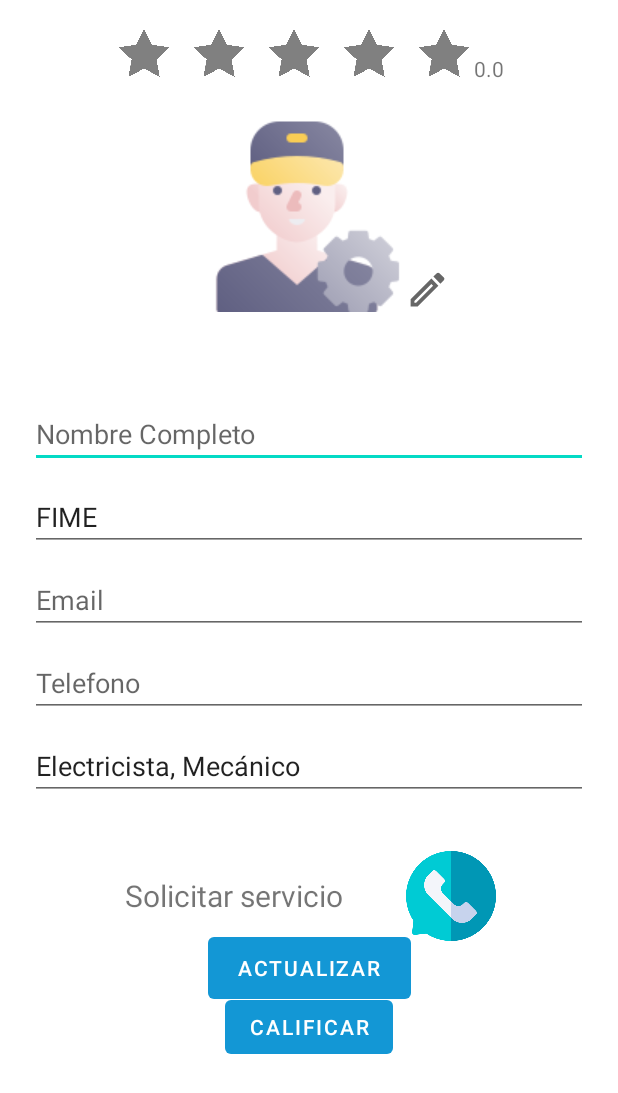
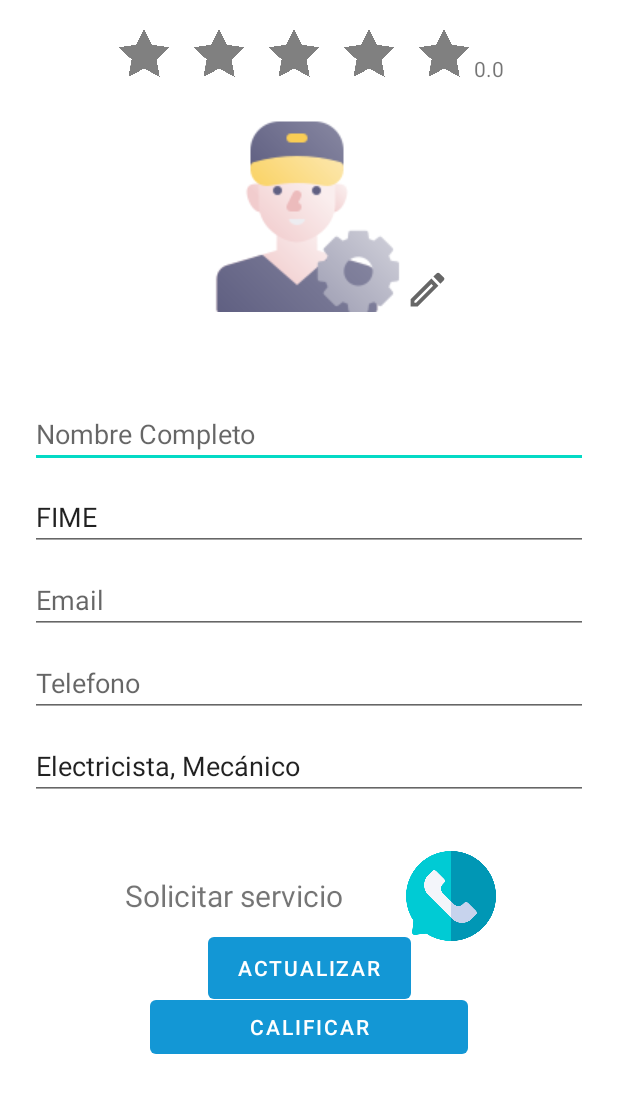
Before and after one commit to AlejandroVillarreal/proyecto-integrador-2, an Android app: the layout fragment_profile.xml on its own in the app's theme, with its tools: preview values and no code run, on a phone screen of 412 x 824 dp. Shown: the top 1093 px of the screen. Run offline under Robolectric (Android 15) with nearby library versions, the phone set to English and light mode, and no system bars.

Commit message:
boton calificar arreglado vista

```diff
--- a/app/src/main/res/layout/fragment_profile.xml
+++ b/app/src/main/res/layout/fragment_profile.xml
@@ -192,9 +192,9 @@
             android:id="@+id/btnCalif"
             android:layout_width="match_parent"
             android:layout_height="wrap_content"
-            android:layout_marginStart="150dp"
+            android:layout_marginStart="100dp"
             android:layout_marginTop="50dp"
-            android:layout_marginEnd="150dp"
+            android:layout_marginEnd="100dp"
             android:text="Calificar"
             app:layout_constraintEnd_toEndOf="parent"
             app:layout_constraintStart_toStartOf="parent"
```
